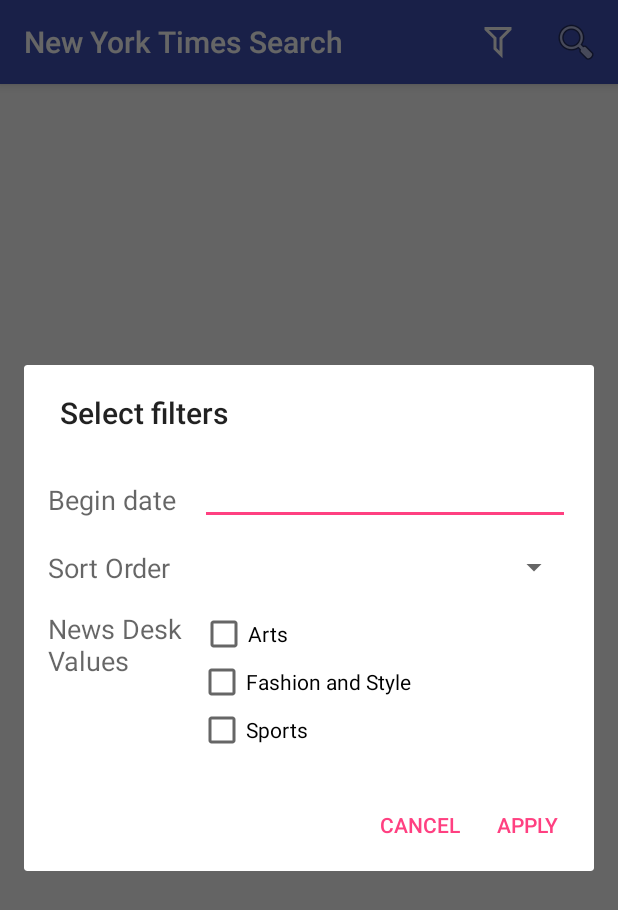
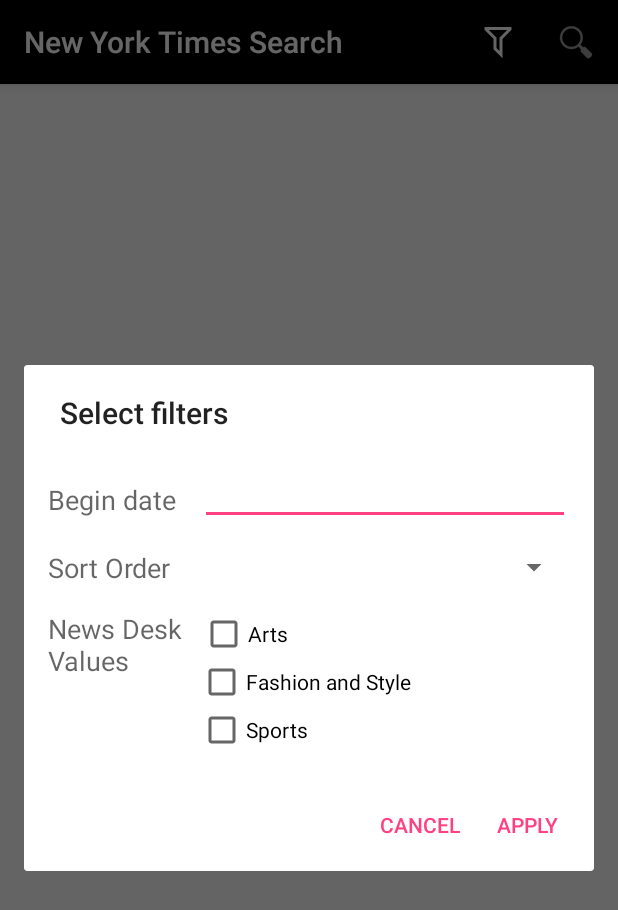
Before and after one commit to IsabelPalomar/android-nyt-search, an Android app: the screen it shows after launch (SearchActivity), after a tap on "Advanced Search", on a phone screen of 412 x 824 dp. Shown: the top 910 px of the screen. Run offline under Robolectric (Android 15) with nearby library versions, the phone set to English and light mode, and no system bars; our stand-ins replace ButterKnife, Picasso; libraries missing offline, so code that uses them is left out: com.loopj.android, cz.msebera.android; pictures from the network do not load; 9 statements that could not run were skipped.

Commit message:
Robust error handling

```diff
--- a/app/build.gradle
+++ b/app/build.gradle
@@ -24,6 +24,7 @@ dependencies {
     compile fileTree(dir: 'libs', include: ['*.jar'])
     testCompile 'junit:junit:4.12'
     compile 'com.android.support:appcompat-v7:23.4.0'
+    compile 'com.android.support:design:23.4.0'
     compile 'com.android.support:recyclerview-v7:23.4.0'
     compile 'com.android.support:cardview-v7:23.4.0'
 
--- a/app/src/main/AndroidManifest.xml
+++ b/app/src/main/AndroidManifest.xml
@@ -3,6 +3,7 @@
     package="io.androidblog.nytimessearch">
 
     <uses-permission android:name="android.permission.INTERNET" />
+    <uses-permission android:name="android.permission.ACCESS_NETWORK_STATE" />
 
     <application
         android:allowBackup="true"
--- a/app/src/main/java/io/androidblog/nytimessearch/activities/SearchActivity.java
+++ b/app/src/main/java/io/androidblog/nytimessearch/activities/SearchActivity.java
@@ -1,6 +1,10 @@
 package io.androidblog.nytimessearch.activities;
 
+import android.content.Context;
+import android.net.ConnectivityManager;
+import android.net.NetworkInfo;
 import android.os.Bundle;
+import android.support.design.widget.Snackbar;
 import android.support.v4.app.FragmentManager;
 import android.support.v4.view.MenuItemCompat;
 import android.support.v7.app.AppCompatActivity;
@@ -34,18 +38,17 @@ import io.androidblog.nytimessearch.utils.EndlessRecyclerViewScrollListener;
 
 public class SearchActivity extends AppCompatActivity {
 
+    public String mBeginDate = "";
+    public String mSortOrder = "";
+    public String mNewsDesk = "";
     @BindView(R.id.rvNews)
     RecyclerView rvNews;
-
     ArrayList<Article> articles;
     ArticleRecyclerViewAdapter articleAdapter;
     StaggeredGridLayoutManager sglmNews;
     private String DEFAULT_QUERY = "new york";
+    public String mQuery = DEFAULT_QUERY;
     private int DEFAULT_PAGE = 0;
-    public String mQuery = DEFAULT_QUERY;
-    public String mBeginDate = "";
-    public String mSortOrder = "";
-    public String mNewsDesk = "";
     int mPage = DEFAULT_PAGE;
 
     @Override
@@ -119,25 +122,30 @@ public class SearchActivity extends AppCompatActivity {
 
     public void fetchArticles(String option) {
 
+        ConnectivityManager connMgr = (ConnectivityManager) getSystemService(Context.CONNECTIVITY_SERVICE);
+        NetworkInfo networkInfo = connMgr.getActiveNetworkInfo();
+
+        if (networkInfo != null && networkInfo.isConnected()) {
+
             AsyncHttpClient client = new AsyncHttpClient();
 
             RequestParams params = new RequestParams();
             params.put("api-key", "5448fa3d0ac24f27aec17d4afeb2ee42");
             params.put("page", mPage);
 
-        if(!mBeginDate.equals(""))
+            if (!mBeginDate.equals(""))
                 params.put("begin_date", mBeginDate);
-        if(!mSortOrder.equals(""))
+            if (!mSortOrder.equals(""))
                 params.put("sort", mSortOrder);
-        if(!mQuery.equals(""))
+            if (!mQuery.equals(""))
                 params.put("q", mQuery);
-        if(!mNewsDesk.equals(""))
+            if (!mNewsDesk.equals(""))
                 params.put("fq", mNewsDesk);
 
-        if(option.equals(""))
+            if (option.equals(""))
                 articleAdapter.clear();
 
-        client.get(Constants.BASE_URL, params, new JsonHttpResponseHandler(){
+            client.get(Constants.BASE_URL, params, new JsonHttpResponseHandler() {
                 @Override
                 public void onSuccess(int statusCode, Header[] headers, JSONObject response) {
                     JSONArray articleJsonResults;
@@ -158,5 +166,11 @@ public class SearchActivity extends AppCompatActivity {
                     super.onFailure(statusCode, headers, responseString, throwable);
                 }
             });
+
+        }
+        else {
+            Snackbar.make(rvNews, "No connection", Snackbar.LENGTH_LONG)
+                    .setAction("Action", null).show();
         }
     }
+}
--- a/app/src/main/res/layout/article_row.xml
+++ b/app/src/main/res/layout/article_row.xml
@@ -15,7 +15,7 @@
             android:id="@+id/ivThumbnail"
             android:layout_width="match_parent"
             android:layout_height="wrap_content"
-            android:scaleType="centerCrop"/>
+            android:scaleType="centerCrop" />
 
         <TextView
             android:id="@+id/tvHeadline"
@@ -25,7 +25,9 @@
             android:layout_below="@+id/ivThumbnail"
             android:background="@color/colorPrimaryDark"
             android:gravity="center"
-            android:textAppearance="?android:textAppearanceSmall" />
+            android:padding="@dimen/xsmall_padding"
+            android:textAppearance="?android:textAppearanceSmall"
+            android:textColor="@color/colorPrimary" />
 
     </RelativeLayout>
 
--- a/app/src/main/res/values/colors.xml
+++ b/app/src/main/res/values/colors.xml
@@ -1,6 +1,6 @@
 <?xml version="1.0" encoding="utf-8"?>
 <resources>
-    <color name="colorPrimary">#3F51B5</color>
-    <color name="colorPrimaryDark">#303F9F</color>
+    <color name="colorPrimary">#000000</color>
+    <color name="colorPrimaryDark">#66000000</color>
     <color name="colorAccent">#FF4081</color>
 </resources>
--- a/app/src/main/res/values/dimens.xml
+++ b/app/src/main/res/values/dimens.xml
@@ -6,5 +6,6 @@
     <dimen name="activity_default_margin">16dp</dimen>
     <dimen name="activity_big_padding">25dp</dimen>
     <dimen name="activity_big_margin">25dp</dimen>
+    <dimen name="xsmall_padding">2dp</dimen>
 
 </resources>
```
Lines whose indentation alone changed are shown as unchanged.
